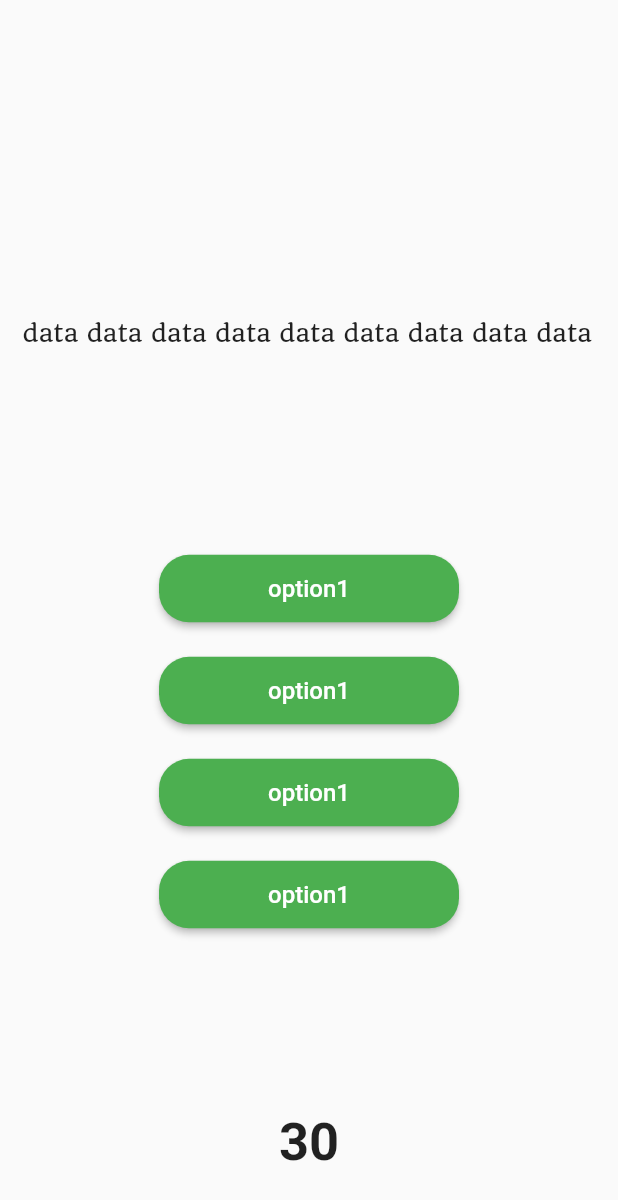
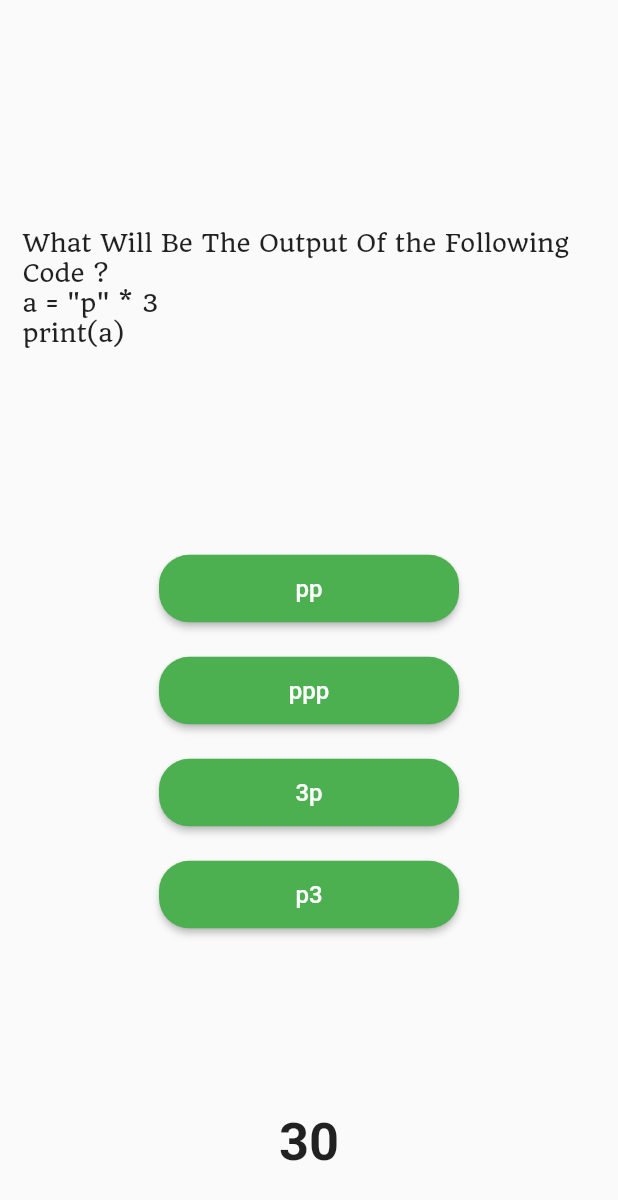
Before and after one commit to khmkarimhisham/Problem-Challenger, a Flutter app: the GetJson screen opened directly, on a phone screen of 412 x 824 dp. Shown: the top 1200 px of the screen. Run offline on Flutter 3.47's test engine with Material 2 defaults, Android fonts, the phone set to English and light mode, and no system bars; Roboto replaces fonts that are missing (Alike); project files that could hold a hidden picture were left out.

Commit message:
Quiz page from json

```diff
--- a/lib/quizpage.dart
+++ b/lib/quizpage.dart
@@ -10,13 +10,13 @@ class GetJson extends StatelessWidget {
     return FutureBuilder(
       future: DefaultAssetBundle.of(context).loadString("assets/python.json"),
       builder: (context, snapshot) {
-        var mydata = json.decode(snapshot.data.toString());
+        List mydata = json.decode(snapshot.data.toString());
         if (mydata == null) {
           return Scaffold(
             body: Text("loading"),
           );
         } else {
-          return QuizPage();
+          return QuizPage(mydata: mydata);
         }
       },
     );
@@ -24,18 +24,48 @@ class GetJson extends StatelessWidget {
 }
 
 class QuizPage extends StatefulWidget {
+  final mydata;
+  QuizPage({Key key, @required this.mydata}) : super(key: key);
   @override
-  _QuizPageState createState() => _QuizPageState();
+  _QuizPageState createState() => _QuizPageState(mydata);
 }
 
 class _QuizPageState extends State<QuizPage> {
-  Widget choiceButton() {
+  var mydata;
+  _QuizPageState(this.mydata);
+
+  Color colortoshow = Colors.green;
+  Color right = Colors.blue;
+  Color wrong = Colors.red;
+  int marks = 0;
+  int i = 1;
+
+  Map<String, Color> btncolor = {
+    "a": Colors.green,
+    "b": Colors.green,
+    "c": Colors.green,
+    "d": Colors.green,
+  };
+
+  void checkAnswer(String k) {
+    if (mydata[2]["1"] == mydata[1]["1"][k]) {
+      marks = marks + 5;
+      colortoshow = right;
+    } else {
+      colortoshow = wrong;
+    }
+    setState(() {
+      btncolor[k] = colortoshow;
+    });
+  }
+
+  Widget choiceButton(String k) {
     return Padding(
       padding: EdgeInsets.symmetric(vertical: 10.0, horizontal: 20.0),
       child: MaterialButton(
-        onPressed: () {},
+        onPressed: () => checkAnswer(k),
         child: Text(
-          "option1",
+          mydata[1][i.toString()][k],
           maxLines: 1,
           style: TextStyle(
             color: Colors.white,
@@ -43,7 +73,7 @@ class _QuizPageState extends State<QuizPage> {
             fontFamily: "Alike",
           ),
         ),
-        color: Colors.green,
+        color: btncolor[k],
         splashColor: Colors.green[900],
         highlightColor: Colors.green[900],
         minWidth: 200,
@@ -90,7 +120,7 @@ class _QuizPageState extends State<QuizPage> {
                 padding: EdgeInsets.all(15.0),
                 alignment: Alignment.bottomLeft,
                 child: Text(
-                  "data data data data data data data data data ",
+                  mydata[0][i.toString()],
                   style: TextStyle(
                     fontSize: 16.0,
                     fontFamily: "Quando",
@@ -104,10 +134,10 @@ class _QuizPageState extends State<QuizPage> {
                 child: Column(
                   mainAxisAlignment: MainAxisAlignment.center,
                   children: <Widget>[
-                    choiceButton(),
-                    choiceButton(),
-                    choiceButton(),
-                    choiceButton(),
+                    choiceButton('a'),
+                    choiceButton('b'),
+                    choiceButton('c'),
+                    choiceButton('d'),
                   ],
                 ),
               ),
```
